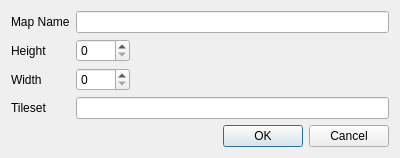
This is game_editor/dialognewmap.ui in Plaristote/fallout-equestria as Qt 5 draws it before an edit. The edited form follows.
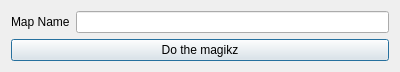
This is the edited form.

What changed in the file:
```diff
--- a/game_editor/dialognewmap.ui
+++ b/game_editor/dialognewmap.ui
@@ -7,7 +7,7 @@
     <x>0</x>
     <y>0</y>
     <width>400</width>
-    <height>145</height>
+    <height>70</height>
    </rect>
   </property>
   <property name="windowTitle">
@@ -27,51 +27,10 @@
    <item row="0" column="1">
     <widget class="QLineEdit" name="name"/>
    </item>
-   <item row="1" column="0">
-    <widget class="QLabel" name="label">
+   <item row="2" column="0" colspan="2">
+    <widget class="QPushButton" name="pushButton">
      <property name="text">
-      <string>Height</string>
-     </property>
-    </widget>
-   </item>
-   <item row="1" column="1">
-    <widget class="QSpinBox" name="spinBox">
-     <property name="maximum">
-      <number>1000</number>
-     </property>
-    </widget>
-   </item>
-   <item row="2" column="0">
-    <widget class="QLabel" name="label_2">
-     <property name="text">
-      <string>Width</string>
-     </property>
-    </widget>
-   </item>
-   <item row="2" column="1">
-    <widget class="QSpinBox" name="spinBox_2">
-     <property name="maximum">
-      <number>1000</number>
-     </property>
-    </widget>
-   </item>
-   <item row="4" column="0">
-    <widget class="QLabel" name="label_3">
-     <property name="text">
-      <string>Tileset</string>
-     </property>
-    </widget>
-   </item>
-   <item row="4" column="1">
-    <widget class="QLineEdit" name="lineEdit"/>
-   </item>
-   <item row="5" column="0" colspan="2">
-    <widget class="QDialogButtonBox" name="buttonBox">
-     <property name="orientation">
-      <enum>Qt::Horizontal</enum>
-     </property>
-     <property name="standardButtons">
-      <set>QDialogButtonBox::Cancel|QDialogButtonBox::Ok</set>
+      <string>Do the magikz</string>
      </property>
     </widget>
    </item>
```
Left out of the diff: 35 changed lines with no effect on the pictures.
